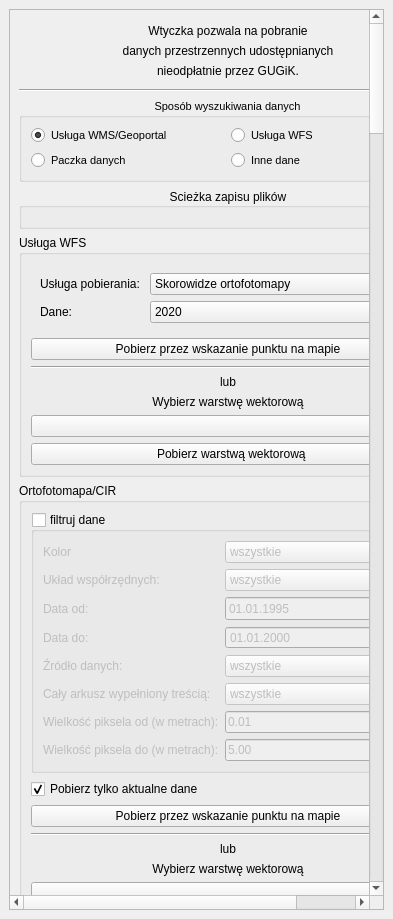
envirosolutionspl/pobieracz_danych_gugik, file pobieracz_danych_gugik_base.ui: the form before one commit.
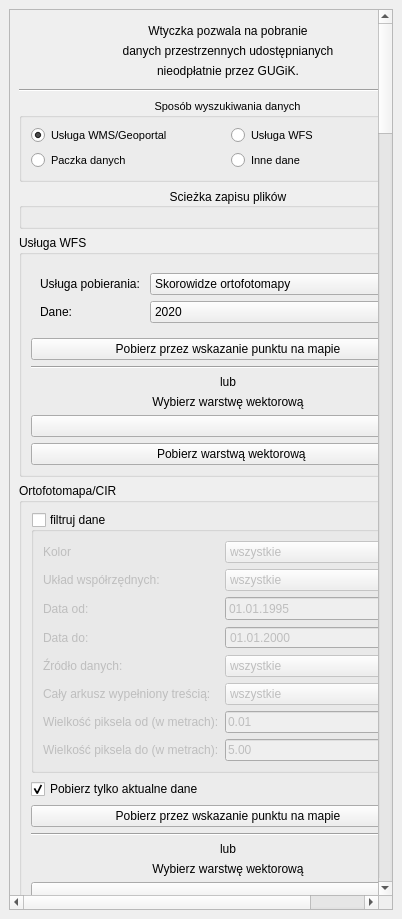
The form after the commit. Icons and pictures are not drawn. Custom widgets are drawn as their Qt base class.

What changed in the file:
```diff
--- a/pobieracz_danych_gugik_base.ui
+++ b/pobieracz_danych_gugik_base.ui
@@ -6,7 +6,7 @@
    <rect>
     <x>0</x>
     <y>0</y>
-    <width>393</width>
+    <width>402</width>
     <height>919</height>
    </rect>
   </property>
@@ -31,8 +31,8 @@
         <rect>
          <x>0</x>
          <y>0</y>
-         <width>373</width>
-         <height>875</height>
+         <width>357</width>
+         <height>916</height>
         </rect>
        </property>
        <layout class="QVBoxLayout" name="verticalLayout_2">
```
Left out of the diff: 281 changed lines with no effect on the pictures.
